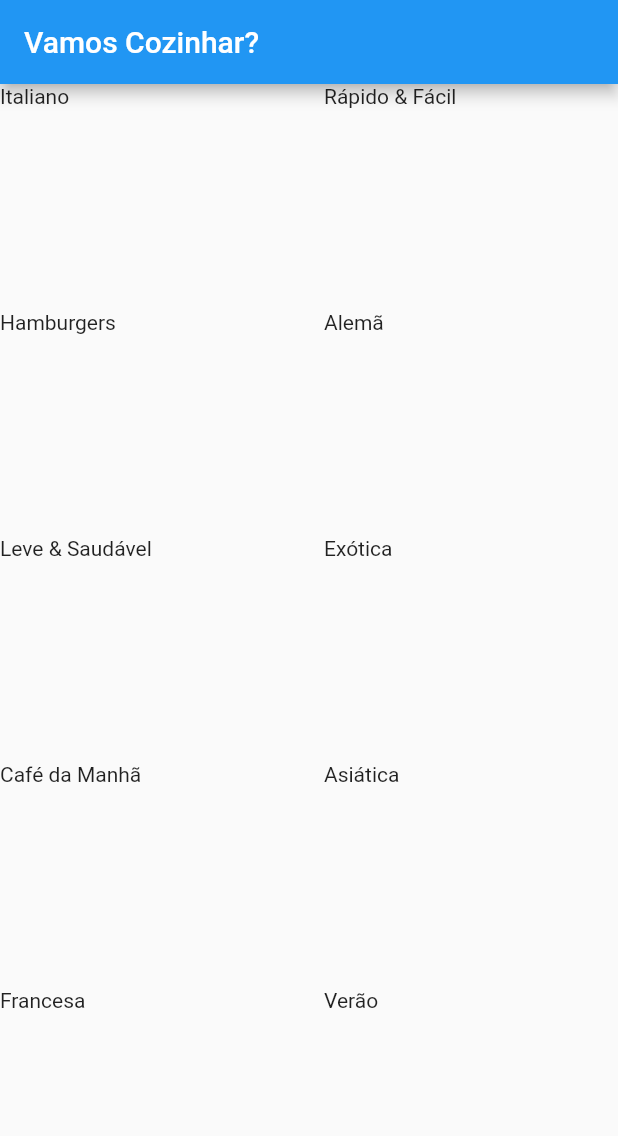
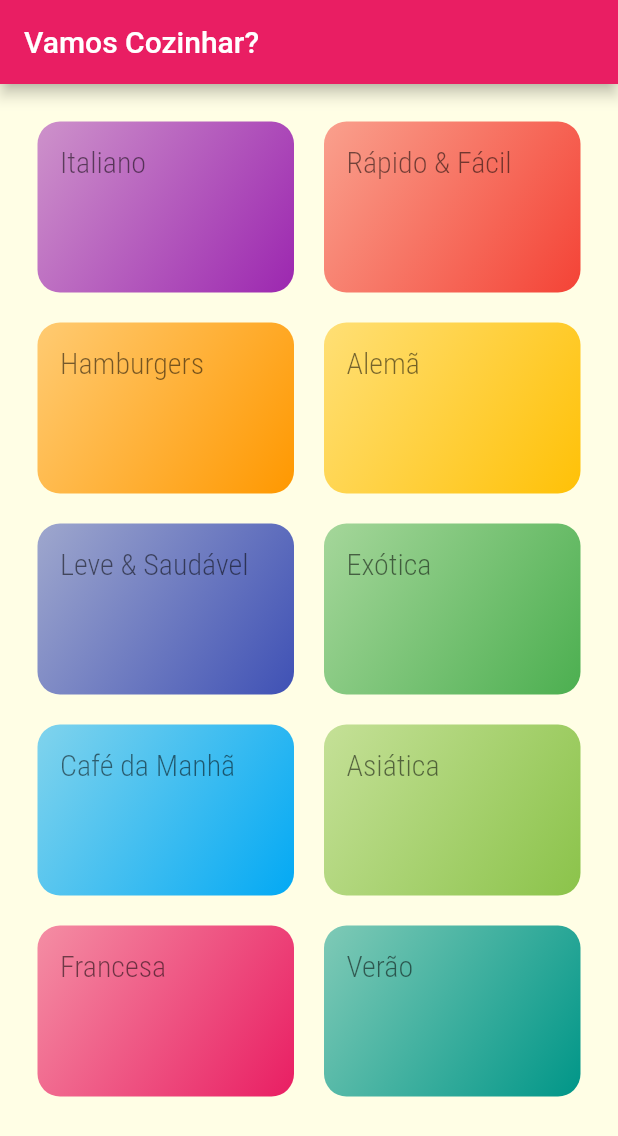
Before and after one commit to Alanssrv/meals_flutter_project, a Flutter app: the screen it shows after launch, on a phone screen of 412 x 824 dp. Shown: the top 1136 px of the screen. Run offline on Flutter 3.47's test engine with Material 2 defaults, Android fonts, the phone set to English and light mode, and no system bars.

Commit message:
grid style & add fonts

```diff
--- a/lib/components/category_item.dart
+++ b/lib/components/category_item.dart
@@ -10,7 +10,22 @@ class CategoryItem extends StatelessWidget {
   @override
   Widget build(BuildContext context) {
     return Container(
-      child: Text(category.title),
+      padding: const EdgeInsets.all(15),
+      child: Text(
+        category.title,
+        style: Theme.of(context).textTheme.headline1,
+      ),
+      decoration: BoxDecoration(
+        borderRadius: BorderRadius.circular(15),
+        gradient: LinearGradient(
+          colors: [
+            category.color.withOpacity(0.5),
+            category.color,
+          ],
+          begin: Alignment.topLeft,
+          end: Alignment.bottomRight,
+        ),
+      ),
     );
   }
 }
--- a/lib/main.dart
+++ b/lib/main.dart
@@ -12,7 +12,19 @@ class MyApp extends StatelessWidget {
       title: 'DeliMeals',
       debugShowCheckedModeBanner: false,
       theme: ThemeData(
-        primarySwatch: Colors.blue,
+        colorScheme: ColorScheme.fromSwatch(
+          primarySwatch: Colors.pink,
+        ).copyWith(
+          secondary: Colors.amber,
+        ),
+        canvasColor: const Color.fromRGBO(255, 254, 229, 1),
+        fontFamily: 'Raleway',
+        textTheme: ThemeData.light().textTheme.copyWith(
+              headline1: const TextStyle(
+                fontSize: 20,
+                fontFamily: 'RobotoCondensed',
+              ),
+            ),
       ),
       home: const CategoriesScreen(),
     );
--- a/lib/screens/categories_screen.dart
+++ b/lib/screens/categories_screen.dart
@@ -12,6 +12,7 @@ class CategoriesScreen extends StatelessWidget {
         title: const Text('Vamos Cozinhar?'),
       ),
       body: GridView(
+        padding: const EdgeInsets.all(25),
         gridDelegate: const SliverGridDelegateWithMaxCrossAxisExtent(
           maxCrossAxisExtent: 200,
           childAspectRatio: 3 / 2,
```
Also changed, not shown: pubspec.yaml (+18 -11 lines), assets/fonts/Raleway-Black.ttf (added), assets/fonts/Raleway-Bold.ttf (added), assets/fonts/Raleway-Regular.ttf (added), assets/fonts/RobotoCondensed-Bold.ttf (added), assets/fonts/RobotoCondensed-Italic.ttf (added), assets/fonts/RobotoCondensed-Light.ttf (added), assets/fonts/RobotoCondensed-Regular.ttf (added).
